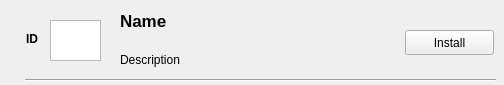
Liyezhong/DEPLOYMENT, file installformitem.ui: the form before one commit.
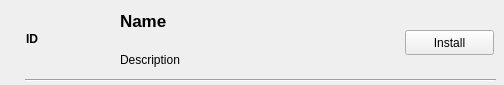
The form after the commit. Icons and pictures are not drawn.

Diff of the .ui file:
```diff
--- a/installformitem.ui
+++ b/installformitem.ui
@@ -91,15 +91,21 @@
     <string>ID</string>
    </property>
   </widget>
-  <widget class="QGraphicsView" name="graphicsView">
+  <widget class="QLabel" name="label">
    <property name="geometry">
     <rect>
-     <x>50</x>
+     <x>60</x>
      <y>20</y>
-     <width>51</width>
+     <width>31</width>
      <height>41</height>
     </rect>
    </property>
+   <property name="text">
+    <string/>
+   </property>
+   <property name="pixmap">
+    <pixmap>:/ico/images/leica_log.png</pixmap>
+   </property>
   </widget>
  </widget>
  <resources/>
```
